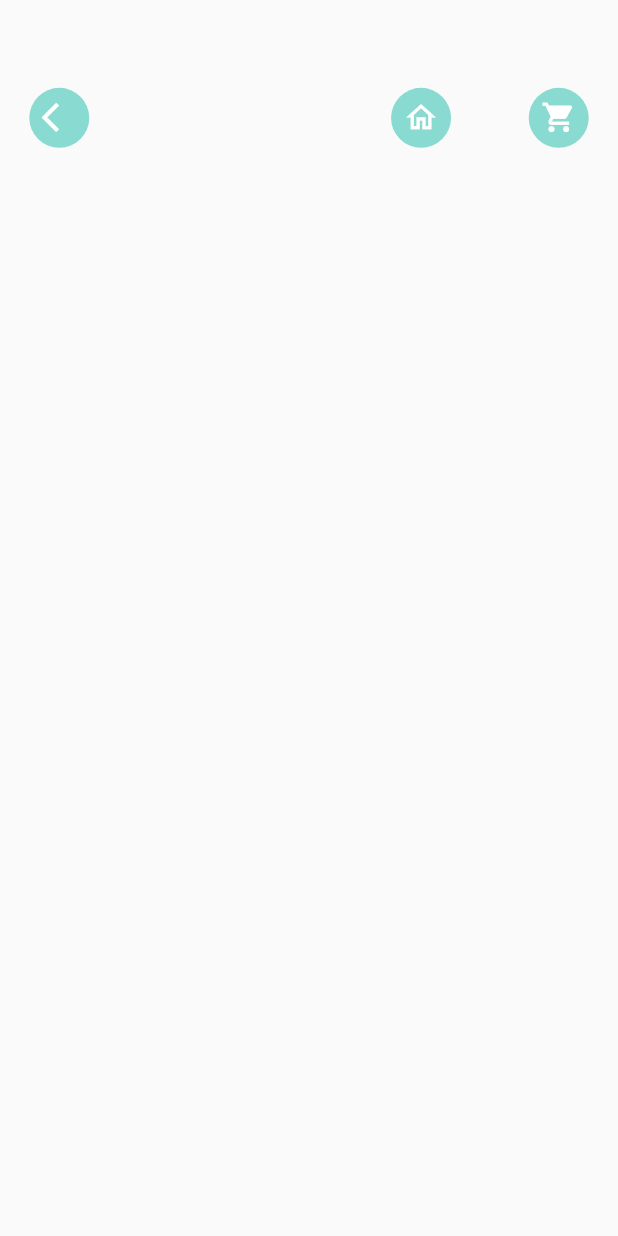
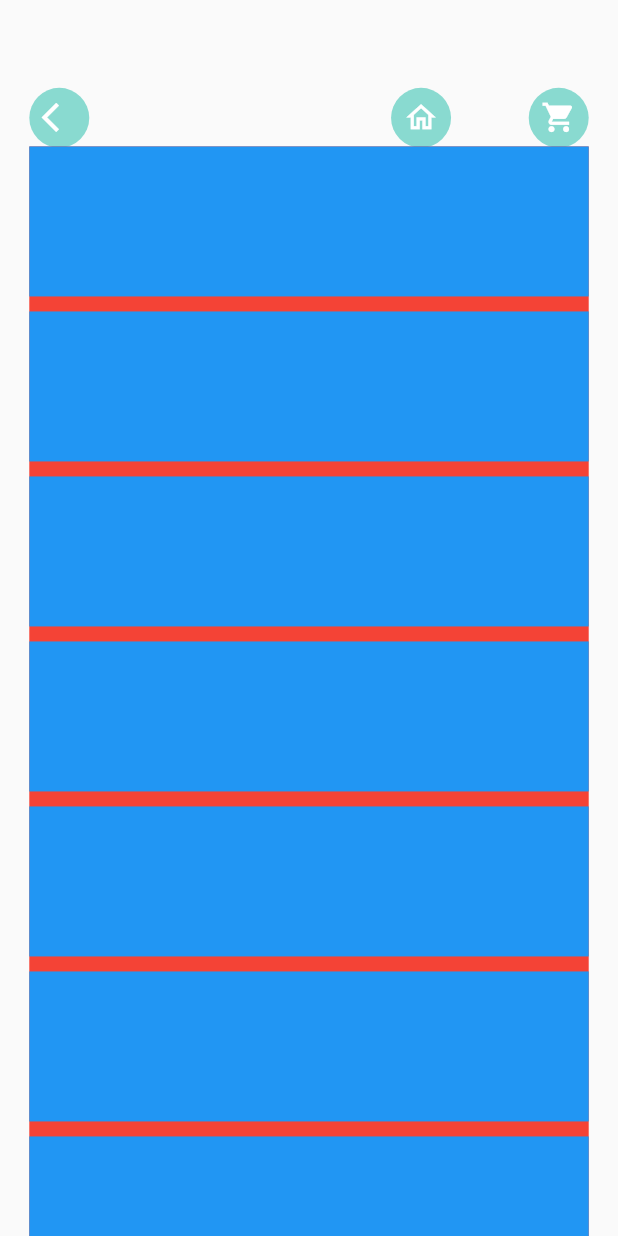
Before and after one commit to mubizzy/food-app, a Flutter app: the CartPage screen opened directly, on a phone screen of 412 x 824 dp. Run offline on Flutter 3.47's test engine with Material 2 defaults, Android fonts, the phone set to English and light mode, and no system bars; our stand-ins replace dots_indicator, get; network calls fail.

Commit message:
building a list-view for the cart section

```diff
--- a/lib/pages/cart/cart_page.dart
+++ b/lib/pages/cart/cart_page.dart
@@ -40,6 +40,26 @@ class CartPage extends StatelessWidget {
                     iconSize: Dimension.iconSize24,
                   ),
                 ],
+              )),
+          Positioned(
+              top: Dimension.height20 * 5,
+              left: Dimension.width20,
+              right: Dimension.width20,
+              bottom: 0,
+              child: Container(
+                color: Colors.red,
+                child: ListView.builder(
+                    itemCount: 10,
+                    itemBuilder: (_, index) {
+                      return Container(
+                        height: 100,
+                        width: 100,
+                        color: Colors.blue,
+                        margin: EdgeInsets.only(
+                          bottom: 10,
+                        ),
+                      );
+                    }),
               ))
         ],
       ),
```
